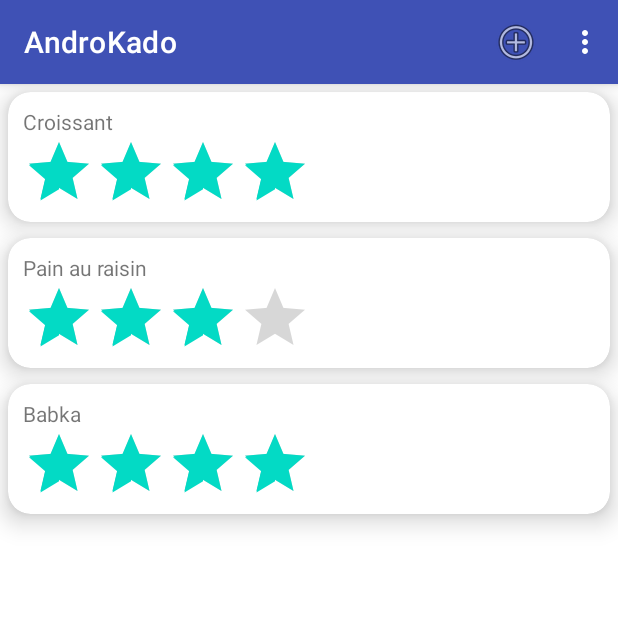
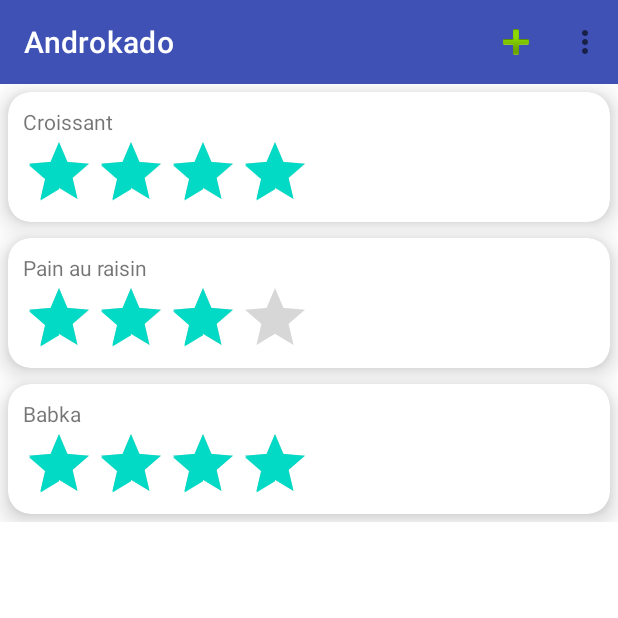
Before and after one commit to claireb772/AndroKado, an Android app: the screen it shows after launch (ListeArticlesActivity), after a tap on "add", on a phone screen of 412 x 824 dp, the top half of it. Run offline under Robolectric (Android 15) with nearby library versions, the phone set to English and light mode, and no system bars.

Commit message:
ActionBar

```diff
--- a/app/src/main/AndroidManifest.xml
+++ b/app/src/main/AndroidManifest.xml
@@ -8,7 +8,7 @@
         android:label="@string/app_name"
         android:roundIcon="@mipmap/ic_launcher_round"
         android:supportsRtl="true"
-        android:theme="@style/Theme.AndroKado">
+        android:theme="@style/Theme.AndroKadoNoActionBar">
         <activity
             android:name=".ListeArticlesActivity"
             android:exported="true" >
--- a/app/src/main/java/com/example/androkado/ListeArticlesActivity.java
+++ b/app/src/main/java/com/example/androkado/ListeArticlesActivity.java
@@ -1,12 +1,15 @@
 package com.example.androkado;
 
 import androidx.appcompat.app.AppCompatActivity;
+import androidx.appcompat.widget.Toolbar;
 import androidx.recyclerview.widget.LinearLayoutManager;
 import androidx.recyclerview.widget.RecyclerView;
 
 import android.os.Bundle;
 import android.util.Log;
 import android.view.Menu;
+import android.view.MenuItem;
+import android.widget.Toast;
 
 import com.example.androkado.adapter.ArticleAdapter;
 import com.example.androkado.bo.Article;
@@ -19,6 +22,21 @@ public class ListeArticlesActivity extends AppCompatActivity {
     public boolean onCreateOptionsMenu(Menu menu) {
         getMenuInflater().inflate(R.menu.menu_main, menu);
         return super.onCreateOptionsMenu(menu);
+    }
+
+    @Override
+    public boolean onOptionsItemSelected(MenuItem item) {
+        switch (item.getItemId()) {
+            case R.id.action_add: {
+                Toast.makeText(this, "Ajouter", Toast.LENGTH_SHORT).show();
+                break;
+            }
+            case R.id.action_configuration: {
+                Toast.makeText(this, "Configurer", Toast.LENGTH_SHORT).show();
+                break;
+            }
+        }
+        return super.onOptionsItemSelected(item);
     }
 
     @Override
@@ -41,5 +59,8 @@ public class ListeArticlesActivity extends AppCompatActivity {
         ArticleAdapter adapter = new ArticleAdapter(articles, this );
         rv_articles.setAdapter(adapter);
 
+        Toolbar toolbar = findViewById(R.id.toolbard);
+        setSupportActionBar(toolbar);
+
     }
 }
--- a/app/src/main/res/layout/activity_liste_articles.xml
+++ b/app/src/main/res/layout/activity_liste_articles.xml
@@ -9,8 +9,18 @@
     <androidx.recyclerview.widget.RecyclerView
         android:id="@+id/rv_articles"
         android:layout_width="match_parent"
-        android:layout_height="match_parent"
+        android:layout_height="wrap_content"
         android:scrollbars="vertical"
+        app:layout_constraintTop_toBottomOf="@id/toolbard"
+        />
+    <androidx.appcompat.widget.Toolbar
+        android:id="@+id/toolbard"
+        app:title="Androkado"
+        android:layout_width="match_parent"
+        android:layout_height="?attr/actionBarSize"
+        app:layout_constraintTop_toTopOf="parent"
+        android:background="#3F51B5"
+        app:titleTextColor="@color/white"
         />
 
 </androidx.constraintlayout.widget.ConstraintLayout>
--- a/app/src/main/res/menu/menu_main.xml
+++ b/app/src/main/res/menu/menu_main.xml
@@ -4,14 +4,14 @@
 
     <item
         android:id="@+id/action_add"
-        android:icon="@android:drawable/ic_menu_add"
+        android:icon="@android:drawable/ic_input_add"
         android:title="add"
         app:showAsAction="ifRoom"
         />
     <item
         android:id="@+id/action_configuration"
         android:title="configuration"
-        app:showAsAction="collapseActionView"
+        app:showAsAction="never"
         />
 
 </menu>
```
Also changed, not shown: app/src/main/java/com/example/androkado/MainActivity.java (+22 -0 lines), app/src/main/res/layout/activity_main.xml (+11 -2 lines), app/src/main/res/values/themes.xml (+14 -0 lines).
